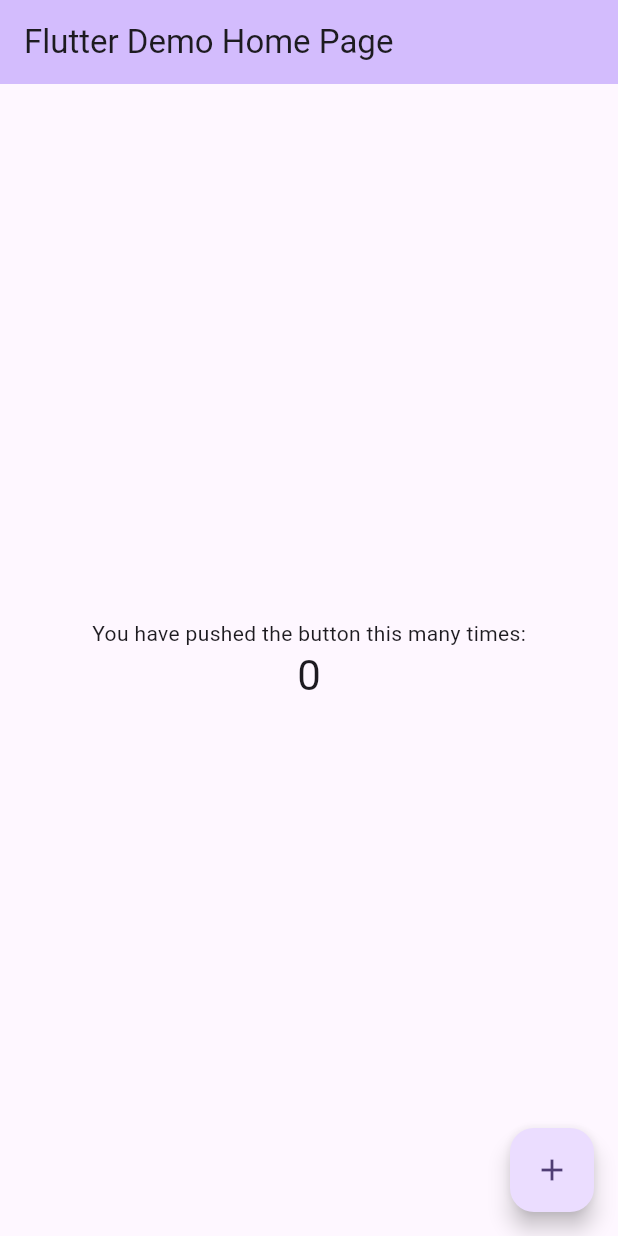
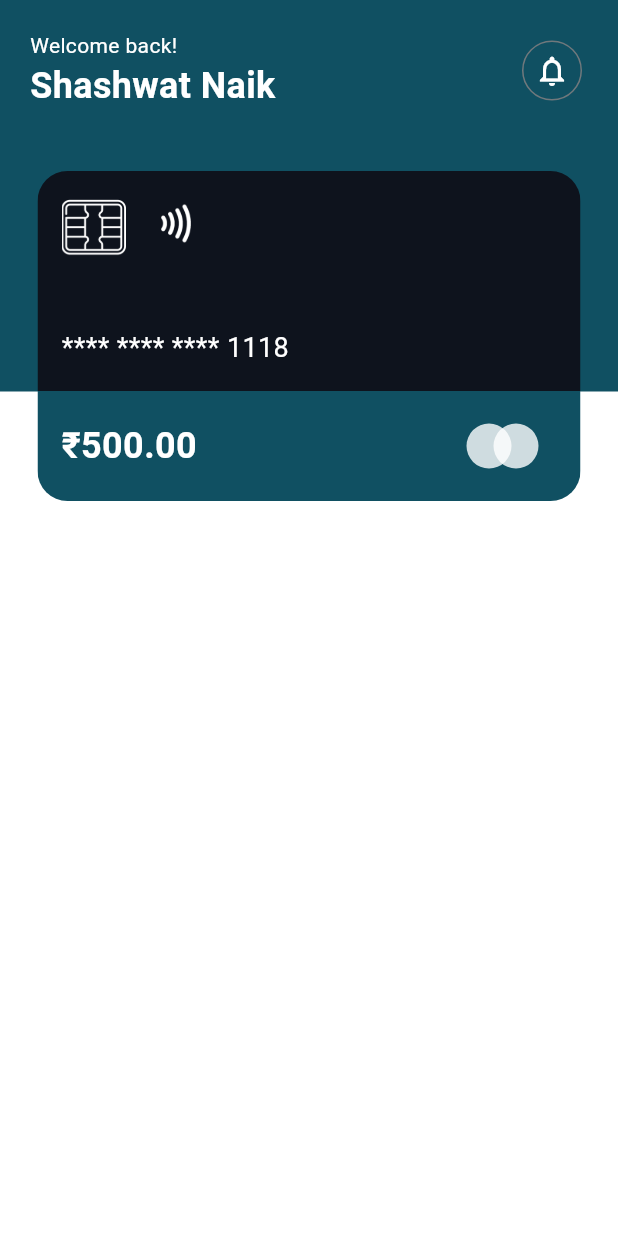
Before and after one commit to shashwat-naik/SmartPay, a Flutter app: the screen it shows after launch, on a phone screen of 412 x 824 dp. Run offline on Flutter 3.47's test engine with Material 3 defaults, Android fonts, the light colour scheme and no system bars.

Commit message:
Header and Card Widget

```diff
--- a/lib/main.dart
+++ b/lib/main.dart
@@ -1,4 +1,5 @@
 import 'package:flutter/material.dart';
+import 'package:smart_pay/widgets/credit_card.dart';
 
 void main() {
   runApp(const MyApp());
@@ -7,119 +8,81 @@
 class MyApp extends StatelessWidget {
   const MyApp({super.key});
 
-  // This widget is the root of your application.
   @override
   Widget build(BuildContext context) {
     return MaterialApp(
-      title: 'Flutter Demo',
+      title: 'SmartPay',
       theme: ThemeData(
-        // This is the theme of your application.
-        //
-        // TRY THIS: Try running your application with "flutter run". You'll see
-        // the application has a purple toolbar. Then, without quitting the app,
-        // try changing the seedColor in the colorScheme below to Colors.green
-        // and then invoke "hot reload" (save your changes or press the "hot
-        // reload" button in a Flutter-supported IDE, or press "r" if you used
-        // the command line to start the app).
-        //
-        // Notice that the counter didn't reset back to zero; the application
-        // state is not lost during the reload. To reset the state, use hot
-        // restart instead.
-        //
-        // This works for code too, not just values: Most code changes can be
-        // tested with just a hot reload.
-        colorScheme: ColorScheme.fromSeed(seedColor: Colors.deepPurple),
+        colorScheme: ColorScheme.fromSeed(
+            seedColor: const Color.fromARGB(255, 16, 80, 98)),
         useMaterial3: true,
       ),
-      home: const MyHomePage(title: 'Flutter Demo Home Page'),
+      debugShowCheckedModeBanner: false,
+      home: const Home(),
     );
   }
 }
 
-class MyHomePage extends StatefulWidget {
-  const MyHomePage({super.key, required this.title});
-
-  // This widget is the home page of your application. It is stateful, meaning
-  // that it has a State object (defined below) that contains fields that affect
-  // how it looks.
-
-  // This class is the configuration for the state. It holds the values (in this
-  // case the title) provided by the parent (in this case the App widget) and
-  // used by the build method of the State. Fields in a Widget subclass are
-  // always marked "final".
-
-  final String title;
-
-  @override
-  State<MyHomePage> createState() => _MyHomePageState();
-}
-
-class _MyHomePageState extends State<MyHomePage> {
-  int _counter = 0;
-
-  void _incrementCounter() {
-    setState(() {
-      // This call to setState tells the Flutter framework that something has
-      // changed in this State, which causes it to rerun the build method below
-      // so that the display can reflect the updated values. If we changed
-      // _counter without calling setState(), then the build method would not be
-      // called again, and so nothing would appear to happen.
-      _counter++;
-    });
-  }
+class Home extends StatelessWidget {
+  const Home({super.key});
 
   @override
   Widget build(BuildContext context) {
-    // This method is rerun every time setState is called, for instance as done
-    // by the _incrementCounter method above.
-    //
-    // The Flutter framework has been optimized to make rerunning build methods
-    // fast, so that you can just rebuild anything that needs updating rather
-    // than having to individually change instances of widgets.
     return Scaffold(
-      appBar: AppBar(
-        // TRY THIS: Try changing the color here to a specific color (to
-        // Colors.amber, perhaps?) and trigger a hot reload to see the AppBar
-        // change color while the other colors stay the same.
-        backgroundColor: Theme.of(context).colorScheme.inversePrimary,
-        // Here we take the value from the MyHomePage object that was created by
-        // the App.build method, and use it to set our appbar title.
-        title: Text(widget.title),
-      ),
-      body: Center(
-        // Center is a layout widget. It takes a single child and positions it
-        // in the middle of the parent.
+      backgroundColor: Color.fromARGB(255, 16, 80, 98),
+      body: SafeArea(
+          bottom: false,
           child: Column(
-          // Column is also a layout widget. It takes a list of children and
-          // arranges them vertically. By default, it sizes itself to fit its
-          // children horizontally, and tries to be as tall as its parent.
-          //
-          // Column has various properties to control how it sizes itself and
-          // how it positions its children. Here we use mainAxisAlignment to
-          // center the children vertically; the main axis here is the vertical
-          // axis because Columns are vertical (the cross axis would be
-          // horizontal).
-          //
-          // TRY THIS: Invoke "debug painting" (choose the "Toggle Debug Paint"
-          // action in the IDE, or press "p" in the console), to see the
-          // wireframe for each widget.
-          mainAxisAlignment: MainAxisAlignment.center,
-          children: <Widget>[
-            const Text(
-              'You have pushed the button this many times:',
+            crossAxisAlignment: CrossAxisAlignment.start,
+            children: [
+              Padding(
+                padding: const EdgeInsets.all(20.0),
+                child: Row(
+                  children: [
+                    Column(
+                      crossAxisAlignment: CrossAxisAlignment.start,
+                      children: [
+                        Text(
+                          "Welcome back!",
+                          style: TextStyle(color: Colors.white),
                         ),
                         Text(
-              '$_counter',
-              style: Theme.of(context).textTheme.headlineMedium,
+                          "Shashwat Naik",
+                          style: TextStyle(
+                              color: Colors.white,
+                              fontSize: 24,
+                              fontWeight: FontWeight.bold),
+                        ),
+                      ],
+                    ),
+                    const Spacer(),
+                    IconButton.outlined(
+                      onPressed: () {},
+                      icon: Icon(
+                        Icons.notifications_outlined,
+                        color: Colors.white,
+                      ),
                     ),
                   ],
                 ),
               ),
-      floatingActionButton: FloatingActionButton(
-        onPressed: _incrementCounter,
-        tooltip: 'Increment',
-        child: const Icon(Icons.add),
-      ), // This trailing comma makes auto-formatting nicer for build methods.
+              Expanded(
+                  child: Stack(
+                children: [
+                  Container(
+                    margin: EdgeInsets.only(top: 167),
+                    color: Colors.white,
+                  ),
+                  Positioned(
+                    top: 20,
+                    left: 25,
+                    right: 25,
+                    child: CreditCard(),
+                  )
+                ],
+              ))
+            ],
+          )),
     );
   }
 }
--- /dev/null
+++ b/lib/widgets/credit_card.dart
@@ -0,0 +1,92 @@
+import 'package:flutter/material.dart';
+
+class CreditCard extends StatelessWidget {
+  const CreditCard({super.key});
+
+  @override
+  Widget build(BuildContext context) {
+    return Container(
+        height: 220,
+        decoration: BoxDecoration(borderRadius: BorderRadius.circular(20)),
+        child: ClipRRect(
+          borderRadius: BorderRadius.circular(20),
+          child: Column(
+            children: [
+              Expanded(
+                flex: 2,
+                child: Container(
+                  color: const Color.fromARGB(255, 14, 19, 29),
+                  child: Stack(
+                    children: [
+                      Positioned(
+                        top: 16,
+                        left: 16,
+                        child: Image.asset(
+                          'assets/credit-card.png',
+                          height: 43,
+                          color: Colors.white,
+                        ),
+                      ),
+                      Positioned(
+                        top: 10,
+                        left: 70,
+                        child: Image.asset(
+                          'assets/wifi.png',
+                          height: 50,
+                          color: Colors.white,
+                        ),
+                      ),
+                      Positioned(
+                        bottom: 16,
+                        left: 16,
+                        child: Text(
+                          "**** **** **** 1118",
+                          style: TextStyle(color: Colors.white, fontSize: 18),
+                        ),
+                      ),
+                    ],
+                  ),
+                ),
+              ),
+              Expanded(
+                flex: 1,
+                child: Container(
+                  color: Color.fromARGB(255, 16, 80, 98),
+                  child: Padding(
+                    padding: const EdgeInsets.symmetric(horizontal: 16.0),
+                    child: Row(
+                      mainAxisAlignment: MainAxisAlignment.spaceBetween,
+                      children: [
+                        Text(
+                          '₹500.00',
+                          style: TextStyle(
+                              fontSize: 24,
+                              fontWeight: FontWeight.bold,
+                              color: Colors.white),
+                        ),
+                        Row(
+                          mainAxisAlignment: MainAxisAlignment.start,
+                          children: [
+                            CircleAvatar(
+                              radius: 15,
+                              backgroundColor: Colors.white.withOpacity(0.8),
+                            ),
+                            Transform.translate(
+                              offset: Offset(-12, 0),
+                              child: CircleAvatar(
+                                radius: 15,
+                                backgroundColor: Colors.white.withOpacity(0.8),
+                              ),
+                            ),
+                          ],
+                        )
+                      ],
+                    ),
+                  ),
+                ),
+              ),
+            ],
+          ),
+        ));
+  }
+}
```
Lines whose indentation alone changed are shown as unchanged.
